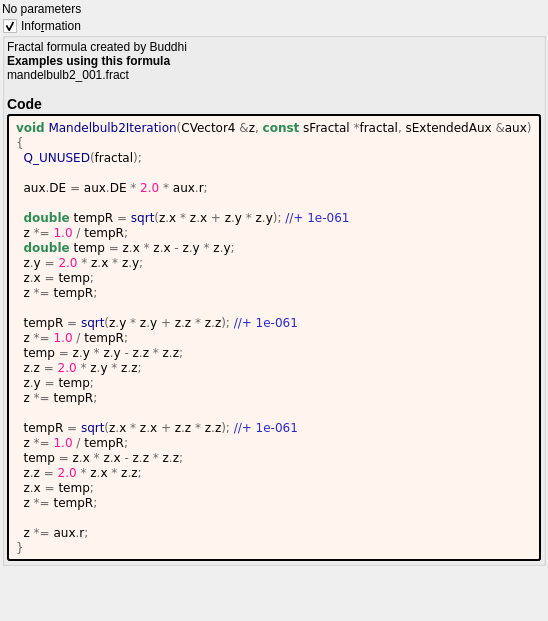
The window that mandelbulber2/formula/ui/mandelbulb2.ui (buddhi1980/mandelbulber2) describes before a commit, drawn with Qt 5.
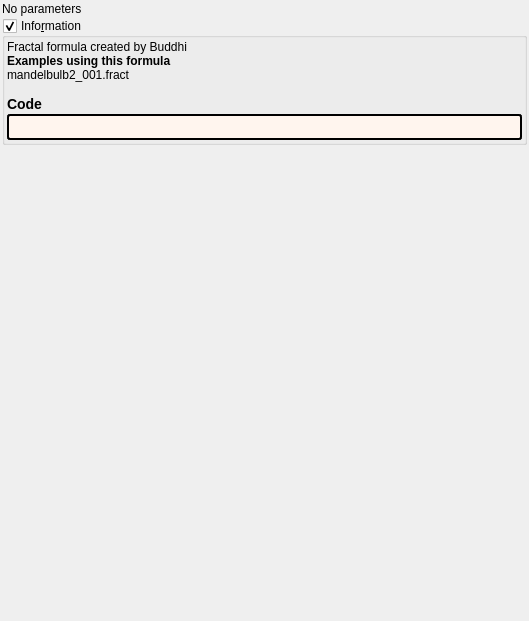
The same window after the commit. Custom widgets are drawn as their Qt base class.

Diff of the .ui file:
```diff
--- a/mandelbulber2/formula/ui/mandelbulb2.ui
+++ b/mandelbulber2/formula/ui/mandelbulb2.ui
@@ -87,38 +87,7 @@
          <string notr="true">border-style: outset; border-width: 2px; border-radius: 3px; border-color: black; background-color: #fff5ee; padding: 4px;</string>
         </property>
         <property name="text">
-         <string notr="true">&lt;body style=&quot;background-color:#fff5ee&quot;&gt;
-&lt;pre style=&quot;color:#000000; background-color:#fff5ee;  font-family:'Courier New',monospace;&quot;&gt;&lt;span style=&quot;color:#2e8b57; font-weight:bold&quot;&gt;void&lt;/span&gt; &lt;span style=&quot;color:#00008f&quot;&gt;Mandelbulb2Iteration&lt;/span&gt;&lt;span style=&quot;color:#676767&quot;&gt;(&lt;/span&gt;CVector4 &lt;span style=&quot;color:#676767&quot;&gt;&amp;amp;&lt;/span&gt;z&lt;span style=&quot;color:#676767&quot;&gt;,&lt;/span&gt; &lt;span style=&quot;color:#2e8b57; font-weight:bold&quot;&gt;const&lt;/span&gt; sFractal &lt;span style=&quot;color:#676767&quot;&gt;*&lt;/span&gt;fractal&lt;span style=&quot;color:#676767&quot;&gt;,&lt;/span&gt; sExtendedAux &lt;span style=&quot;color:#676767&quot;&gt;&amp;amp;&lt;/span&gt;aux&lt;span style=&quot;color:#676767&quot;&gt;)&lt;/span&gt;
-&lt;span style=&quot;color:#676767&quot;&gt;{&lt;/span&gt;
-  &lt;span style=&quot;color:#00008f&quot;&gt;Q_UNUSED&lt;/span&gt;&lt;span style=&quot;color:#676767&quot;&gt;(&lt;/span&gt;fractal&lt;span style=&quot;color:#676767&quot;&gt;);&lt;/span&gt;
-
-  aux&lt;span style=&quot;color:#676767&quot;&gt;.&lt;/span&gt;DE &lt;span style=&quot;color:#676767&quot;&gt;=&lt;/span&gt; aux&lt;span style=&quot;color:#676767&quot;&gt;.&lt;/span&gt;DE &lt;span style=&quot;color:#676767&quot;&gt;*&lt;/span&gt; &lt;span style=&quot;color:#ff1493&quot;&gt;2.0&lt;/span&gt; &lt;span style=&quot;color:#676767&quot;&gt;*&lt;/span&gt; aux&lt;span style=&quot;color:#676767&quot;&gt;.&lt;/span&gt;r&lt;span style=&quot;color:#676767&quot;&gt;;&lt;/span&gt;
-
-  &lt;span style=&quot;color:#2e8b57; font-weight:bold&quot;&gt;double&lt;/span&gt; tempR &lt;span style=&quot;color:#676767&quot;&gt;=&lt;/span&gt; &lt;span style=&quot;color:#00008f&quot;&gt;sqrt&lt;/span&gt;&lt;span style=&quot;color:#676767&quot;&gt;(&lt;/span&gt;z&lt;span style=&quot;color:#676767&quot;&gt;.&lt;/span&gt;x &lt;span style=&quot;color:#676767&quot;&gt;*&lt;/span&gt; z&lt;span style=&quot;color:#676767&quot;&gt;.&lt;/span&gt;x &lt;span style=&quot;color:#676767&quot;&gt;+&lt;/span&gt; z&lt;span style=&quot;color:#676767&quot;&gt;.&lt;/span&gt;y &lt;span style=&quot;color:#676767&quot;&gt;*&lt;/span&gt; z&lt;span style=&quot;color:#676767&quot;&gt;.&lt;/span&gt;y&lt;span style=&quot;color:#676767&quot;&gt;);&lt;/span&gt; &lt;span style=&quot;color:#2929cc&quot;&gt;//+ 1e-061&lt;/span&gt;
-  z &lt;span style=&quot;color:#676767&quot;&gt;*=&lt;/span&gt; &lt;span style=&quot;color:#ff1493&quot;&gt;1.0&lt;/span&gt; &lt;span style=&quot;color:#676767&quot;&gt;/&lt;/span&gt; tempR&lt;span style=&quot;color:#676767&quot;&gt;;&lt;/span&gt;
-  &lt;span style=&quot;color:#2e8b57; font-weight:bold&quot;&gt;double&lt;/span&gt; temp &lt;span style=&quot;color:#676767&quot;&gt;=&lt;/span&gt; z&lt;span style=&quot;color:#676767&quot;&gt;.&lt;/span&gt;x &lt;span style=&quot;color:#676767&quot;&gt;*&lt;/span&gt; z&lt;span style=&quot;color:#676767&quot;&gt;.&lt;/span&gt;x &lt;span style=&quot;color:#676767&quot;&gt;-&lt;/span&gt; z&lt;span style=&quot;color:#676767&quot;&gt;.&lt;/span&gt;y &lt;span style=&quot;color:#676767&quot;&gt;*&lt;/span&gt; z&lt;span style=&quot;color:#676767&quot;&gt;.&lt;/span&gt;y&lt;span style=&quot;color:#676767&quot;&gt;;&lt;/span&gt;
-  z&lt;span style=&quot;color:#676767&quot;&gt;.&lt;/span&gt;y &lt;span style=&quot;color:#676767&quot;&gt;=&lt;/span&gt; &lt;span style=&quot;color:#ff1493&quot;&gt;2.0&lt;/span&gt; &lt;span style=&quot;color:#676767&quot;&gt;*&lt;/span&gt; z&lt;span style=&quot;color:#676767&quot;&gt;.&lt;/span&gt;x &lt;span style=&quot;color:#676767&quot;&gt;*&lt;/span&gt; z&lt;span style=&quot;color:#676767&quot;&gt;.&lt;/span&gt;y&lt;span style=&quot;color:#676767&quot;&gt;;&lt;/span&gt;
-  z&lt;span style=&quot;color:#676767&quot;&gt;.&lt;/span&gt;x &lt;span style=&quot;color:#676767&quot;&gt;=&lt;/span&gt; temp&lt;span style=&quot;color:#676767&quot;&gt;;&lt;/span&gt;
-  z &lt;span style=&quot;color:#676767&quot;&gt;*=&lt;/span&gt; tempR&lt;span style=&quot;color:#676767&quot;&gt;;&lt;/span&gt;
-
-  tempR &lt;span style=&quot;color:#676767&quot;&gt;=&lt;/span&gt; &lt;span style=&quot;color:#00008f&quot;&gt;sqrt&lt;/span&gt;&lt;span style=&quot;color:#676767&quot;&gt;(&lt;/span&gt;z&lt;span style=&quot;color:#676767&quot;&gt;.&lt;/span&gt;y &lt;span style=&quot;color:#676767&quot;&gt;*&lt;/span&gt; z&lt;span style=&quot;color:#676767&quot;&gt;.&lt;/span&gt;y &lt;span style=&quot;color:#676767&quot;&gt;+&lt;/span&gt; z&lt;span style=&quot;color:#676767&quot;&gt;.&lt;/span&gt;z &lt;span style=&quot;color:#676767&quot;&gt;*&lt;/span&gt; z&lt;span style=&quot;color:#676767&quot;&gt;.&lt;/span&gt;z&lt;span style=&quot;color:#676767&quot;&gt;);&lt;/span&gt; &lt;span style=&quot;color:#2929cc&quot;&gt;//+ 1e-061&lt;/span&gt;
-  z &lt;span style=&quot;color:#676767&quot;&gt;*=&lt;/span&gt; &lt;span style=&quot;color:#ff1493&quot;&gt;1.0&lt;/span&gt; &lt;span style=&quot;color:#676767&quot;&gt;/&lt;/span&gt; tempR&lt;span style=&quot;color:#676767&quot;&gt;;&lt;/span&gt;
-  temp &lt;span style=&quot;color:#676767&quot;&gt;=&lt;/span&gt; z&lt;span style=&quot;color:#676767&quot;&gt;.&lt;/span&gt;y &lt;span style=&quot;color:#676767&quot;&gt;*&lt;/span&gt; z&lt;span style=&quot;color:#676767&quot;&gt;.&lt;/span&gt;y &lt;span style=&quot;color:#676767&quot;&gt;-&lt;/span&gt; z&lt;span style=&quot;color:#676767&quot;&gt;.&lt;/span&gt;z &lt;span style=&quot;color:#676767&quot;&gt;*&lt;/span&gt; z&lt;span style=&quot;color:#676767&quot;&gt;.&lt;/span&gt;z&lt;span style=&quot;color:#676767&quot;&gt;;&lt;/span&gt;
-  z&lt;span style=&quot;color:#676767&quot;&gt;.&lt;/span&gt;z &lt;span style=&quot;color:#676767&quot;&gt;=&lt;/span&gt; &lt;span style=&quot;color:#ff1493&quot;&gt;2.0&lt;/span&gt; &lt;span style=&quot;color:#676767&quot;&gt;*&lt;/span&gt; z&lt;span style=&quot;color:#676767&quot;&gt;.&lt;/span&gt;y &lt;span style=&quot;color:#676767&quot;&gt;*&lt;/span&gt; z&lt;span style=&quot;color:#676767&quot;&gt;.&lt;/span&gt;z&lt;span style=&quot;color:#676767&quot;&gt;;&lt;/span&gt;
-  z&lt;span style=&quot;color:#676767&quot;&gt;.&lt;/span&gt;y &lt;span style=&quot;color:#676767&quot;&gt;=&lt;/span&gt; temp&lt;span style=&quot;color:#676767&quot;&gt;;&lt;/span&gt;
-  z &lt;span style=&quot;color:#676767&quot;&gt;*=&lt;/span&gt; tempR&lt;span style=&quot;color:#676767&quot;&gt;;&lt;/span&gt;
-
-  tempR &lt;span style=&quot;color:#676767&quot;&gt;=&lt;/span&gt; &lt;span style=&quot;color:#00008f&quot;&gt;sqrt&lt;/span&gt;&lt;span style=&quot;color:#676767&quot;&gt;(&lt;/span&gt;z&lt;span style=&quot;color:#676767&quot;&gt;.&lt;/span&gt;x &lt;span style=&quot;color:#676767&quot;&gt;*&lt;/span&gt; z&lt;span style=&quot;color:#676767&quot;&gt;.&lt;/span&gt;x &lt;span style=&quot;color:#676767&quot;&gt;+&lt;/span&gt; z&lt;span style=&quot;color:#676767&quot;&gt;.&lt;/span&gt;z &lt;span style=&quot;color:#676767&quot;&gt;*&lt;/span&gt; z&lt;span style=&quot;color:#676767&quot;&gt;.&lt;/span&gt;z&lt;span style=&quot;color:#676767&quot;&gt;);&lt;/span&gt; &lt;span style=&quot;color:#2929cc&quot;&gt;//+ 1e-061&lt;/span&gt;
-  z &lt;span style=&quot;color:#676767&quot;&gt;*=&lt;/span&gt; &lt;span style=&quot;color:#ff1493&quot;&gt;1.0&lt;/span&gt; &lt;span style=&quot;color:#676767&quot;&gt;/&lt;/span&gt; tempR&lt;span style=&quot;color:#676767&quot;&gt;;&lt;/span&gt;
-  temp &lt;span style=&quot;color:#676767&quot;&gt;=&lt;/span&gt; z&lt;span style=&quot;color:#676767&quot;&gt;.&lt;/span&gt;x &lt;span style=&quot;color:#676767&quot;&gt;*&lt;/span&gt; z&lt;span style=&quot;color:#676767&quot;&gt;.&lt;/span&gt;x &lt;span style=&quot;color:#676767&quot;&gt;-&lt;/span&gt; z&lt;span style=&quot;color:#676767&quot;&gt;.&lt;/span&gt;z &lt;span style=&quot;color:#676767&quot;&gt;*&lt;/span&gt; z&lt;span style=&quot;color:#676767&quot;&gt;.&lt;/span&gt;z&lt;span style=&quot;color:#676767&quot;&gt;;&lt;/span&gt;
-  z&lt;span style=&quot;color:#676767&quot;&gt;.&lt;/span&gt;z &lt;span style=&quot;color:#676767&quot;&gt;=&lt;/span&gt; &lt;span style=&quot;color:#ff1493&quot;&gt;2.0&lt;/span&gt; &lt;span style=&quot;color:#676767&quot;&gt;*&lt;/span&gt; z&lt;span style=&quot;color:#676767&quot;&gt;.&lt;/span&gt;x &lt;span style=&quot;color:#676767&quot;&gt;*&lt;/span&gt; z&lt;span style=&quot;color:#676767&quot;&gt;.&lt;/span&gt;z&lt;span style=&quot;color:#676767&quot;&gt;;&lt;/span&gt;
-  z&lt;span style=&quot;color:#676767&quot;&gt;.&lt;/span&gt;x &lt;span style=&quot;color:#676767&quot;&gt;=&lt;/span&gt; temp&lt;span style=&quot;color:#676767&quot;&gt;;&lt;/span&gt;
-  z &lt;span style=&quot;color:#676767&quot;&gt;*=&lt;/span&gt; tempR&lt;span style=&quot;color:#676767&quot;&gt;;&lt;/span&gt;
-
-  z &lt;span style=&quot;color:#676767&quot;&gt;*=&lt;/span&gt; aux&lt;span style=&quot;color:#676767&quot;&gt;.&lt;/span&gt;r&lt;span style=&quot;color:#676767&quot;&gt;;&lt;/span&gt;
-&lt;span style=&quot;color:#676767&quot;&gt;}&lt;/span&gt;
-&lt;/pre&gt;
-&lt;/body&gt;</string>
+         <string notr="true"></string>
         </property>
         <property name="wordWrap">
          <bool>true</bool>
```
